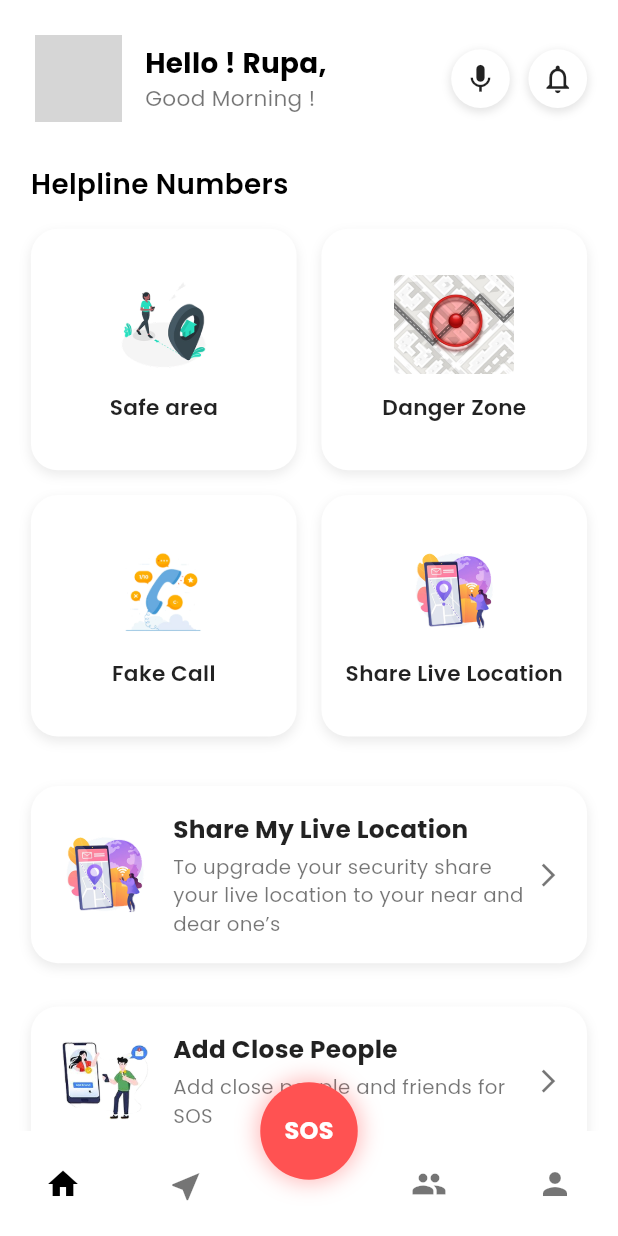
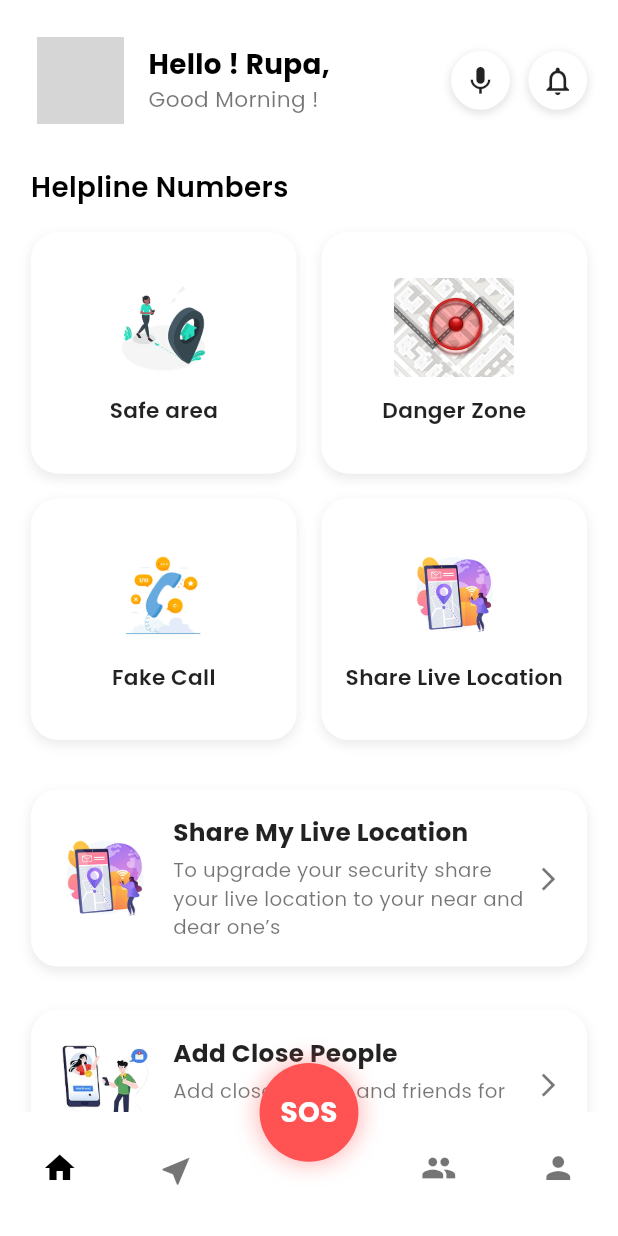
Before and after one commit to sitpune2021/Secure-Me-Android, a Flutter app: the HomeView screen opened by its route, on a phone screen of 412 x 824 dp. Run offline on Flutter 3.47's test engine with Material 3 defaults, Android fonts, the phone set to English and light mode, and no system bars; our stand-ins replace connectivity_plus, geolocator, get, get_storage, google_fonts, google_maps_flutter and 5 more; missing offline and left inert: flutter_ringtone_player; accounts and stored records are empty; grey boxes are pictures that could not be loaded.

Commit message:
new ui chages

```diff
--- a/lib/view/add_friend_view/add_friend_view.dart
+++ b/lib/view/add_friend_view/add_friend_view.dart
@@ -35,7 +35,7 @@ class AddFriendsView extends StatelessWidget {
           surfaceTintColor: Colors.transparent,
           leading: IconButton(
             icon: Icon(
-              Icons.arrow_back,
+              Platform.isAndroid ? Icons.arrow_back : Icons.arrow_back_ios,
               color: isDark ? Colors.white : Colors.black,
             ),
             onPressed: () => Get.back(),
--- a/lib/view/fake_call_view/fake_call_view.dart
+++ b/lib/view/fake_call_view/fake_call_view.dart
@@ -1,3 +1,5 @@
+import 'dart:io';
+
 import 'package:flutter/material.dart';
 import 'package:get/get.dart';
 import 'package:google_fonts/google_fonts.dart';
@@ -22,9 +24,8 @@ class FakeCallView extends StatelessWidget {
           elevation: 0,
           leading: IconButton(
             icon: Icon(
-              Icons.arrow_back,
+              Platform.isAndroid ? Icons.arrow_back : Icons.arrow_back_ios,
               color: isDark ? Colors.white : Colors.black,
-              size: Get.height * 0.03,
             ),
             onPressed: () => Get.back(),
           ),
@@ -109,7 +110,11 @@ class FakeCallView extends StatelessWidget {
               }),
 
               /// Start Fake Call Button
-              SizedBox(
+              Padding(
+                padding: EdgeInsets.only(
+                  bottom: Platform.isAndroid ? 0 : Get.height * .015,
+                ),
+                child: SizedBox(
                   width: double.infinity,
                   height: Get.height * 0.07,
                   child: Obx(() {
@@ -159,6 +164,7 @@ class FakeCallView extends StatelessWidget {
                       ),
                     );
                   }),
+                ),
               ),
             ],
           ),
--- a/lib/view/home_view/home_view.dart
+++ b/lib/view/home_view/home_view.dart
@@ -4,7 +4,6 @@ import 'package:get/get.dart';
 import 'package:google_fonts/google_fonts.dart';
 import 'package:secure_me/controller/home_controller/home_controller.dart';
 import 'package:secure_me/routes/app_pages.dart';
-import 'package:secure_me/theme/app_color.dart';
 import 'package:secure_me/view/community_view/community_view.dart';
 import 'package:secure_me/view/track_me_view/track_me_view.dart';
 import 'package:secure_me/view/profile_view/profile_view.dart';
@@ -19,12 +18,15 @@ class HomeView extends StatelessWidget {
     final theme = Theme.of(context);
     final isDark = theme.brightness == Brightness.dark;
 
+    double height = Get.height;
+    double width = Get.width;
+
     return Obx(
       () => Scaffold(
         backgroundColor: isDark ? Colors.black : Colors.white,
         body: _buildBody(controller.currentIndex.value, theme, isDark),
-        bottomNavigationBar: _buildBottomNav(Theme.of(context)),
-        floatingActionButton: buildSosButton(Theme.of(context)),
+        bottomNavigationBar: _buildBottomNav(isDark, height, width),
+        floatingActionButton: buildSosButton(isDark, height, width),
         floatingActionButtonLocation: FloatingActionButtonLocation.centerDocked,
       ),
     );
@@ -48,10 +50,13 @@ class HomeView extends StatelessWidget {
   Widget _dashboardUI(ThemeData theme, bool isDark) {
     final textColor = isDark ? Colors.white : Colors.black;
 
+    double height = Get.height;
+    double width = Get.width;
+
     return SafeArea(
       child: SingleChildScrollView(
         physics: const ClampingScrollPhysics(),
-        padding: EdgeInsets.all(Get.width * 0.05),
+        padding: EdgeInsets.all(width * 0.05),
         child: Column(
           crossAxisAlignment: CrossAxisAlignment.start,
           children: [
@@ -59,7 +64,7 @@ class HomeView extends StatelessWidget {
             Row(
               children: [
                 Container(
-                  padding: const EdgeInsets.all(3),
+                  padding: EdgeInsets.all(width * 0.01),
                   decoration: isDark
                       ? BoxDecoration(
                           shape: BoxShape.circle,
@@ -81,18 +86,18 @@ class HomeView extends StatelessWidget {
                           color: Colors.transparent,
                         ),
                   child: CircleAvatar(
-                    radius: Get.width * 0.07,
+                    radius: width * 0.07,
                     backgroundImage: const AssetImage("assets/images/user.jpg"),
                   ),
                 ),
-                SizedBox(width: Get.width * 0.03),
+                SizedBox(width: width * 0.03),
                 Column(
                   crossAxisAlignment: CrossAxisAlignment.start,
                   children: [
                     Text(
                       "Hello ! Rupa,",
                       style: GoogleFonts.poppins(
-                        fontSize: Get.width * 0.045,
+                        fontSize: width * 0.045,
                         fontWeight: FontWeight.bold,
                         color: textColor,
                       ),
@@ -100,53 +105,65 @@ class HomeView extends StatelessWidget {
                     Text(
                       "Good Morning !",
                       style: GoogleFonts.poppins(
-                        fontSize: Get.width * 0.035,
+                        fontSize: width * 0.035,
                         color: isDark ? Colors.white70 : Colors.black54,
                       ),
                     ),
                   ],
                 ),
                 const Spacer(),
-                _gradientCircleIcon(Icons.mic, isDark),
-                SizedBox(width: Get.width * 0.03),
+                _gradientCircleIcon(Icons.mic, isDark, width),
+                SizedBox(width: width * 0.03),
                 GestureDetector(
                   onTap: () => Get.toNamed(AppRoutes.notification),
                   child: _gradientCircleIcon(
                     Icons.notifications_outlined,
                     isDark,
+                    width,
                   ),
                 ),
               ],
             ),
-
-            SizedBox(height: Get.height * 0.03),
+            SizedBox(height: height * 0.03),
             Text(
               "Helpline Numbers",
               style: GoogleFonts.poppins(
-                fontSize: Get.width * 0.045,
+                fontSize: width * 0.045,
                 fontWeight: FontWeight.w600,
                 color: textColor,
               ),
             ),
-            SizedBox(height: Get.height * 0.02),
-
-            // 🔹 Grid
+            SizedBox(height: height * 0.02),
             GridView.count(
               shrinkWrap: true,
               physics: const NeverScrollableScrollPhysics(),
               crossAxisCount: 2,
-              crossAxisSpacing: Get.width * 0.04,
-              mainAxisSpacing: Get.height * 0.02,
+              crossAxisSpacing: width * 0.04,
+              mainAxisSpacing: height * 0.02,
               childAspectRatio: 1.1,
               children: [
-                _menuCard("Safe area", "assets/images/safe_area.png", isDark),
-                _menuCard("Danger Zone", "assets/images/danger.png", isDark),
+                _menuCard(
+                  "Safe area",
+                  "assets/images/safe_area.png",
+                  isDark,
+                  height,
+                  width,
+                ),
+                _menuCard(
+                  "Danger Zone",
+                  "assets/images/danger.png",
+                  isDark,
+                  height,
+                  width,
+                ),
                 GestureDetector(
                   onTap: () => Get.toNamed(AppRoutes.fakecall),
                   child: _menuCard(
                     "Fake Call",
                     "assets/images/fake_call.png",
                     isDark,
+                    height,
+                    width,
                   ),
                 ),
                 GestureDetector(
@@ -155,12 +172,13 @@ class HomeView extends StatelessWidget {
                     "Share Live Location",
                     "assets/images/share_location.png",
                     isDark,
+                    height,
+                    width,
                   ),
                 ),
               ],
             ),
-
-            SizedBox(height: Get.height * 0.02),
+            SizedBox(height: height * 0.02),
             GestureDetector(
               onTap: () => Get.toNamed(AppRoutes.shareLiveLocation),
               child: _listTile(
@@ -168,9 +186,11 @@ class HomeView extends StatelessWidget {
                 "To upgrade your security share your live location to your near and dear one’s",
                 "assets/images/share_location.png",
                 isDark,
+                height,
+                width,
               ),
             ),
-            SizedBox(height: Get.height * 0.015),
+            SizedBox(height: height * 0.015),
             GestureDetector(
               onTap: () => Get.toNamed(AppRoutes.friends),
               child: _listTile(
@@ -178,80 +198,25 @@ class HomeView extends StatelessWidget {
                 "Add close people and friends for SOS",
                 "assets/images/add_friend.png",
                 isDark,
+                height,
+                width,
               ),
             ),
-            const SizedBox(height: 20),
+            SizedBox(height: height * 0.02),
           ],
         ),
       ),
     );
   }
 
-  Widget _menuCard(String title, String imagePath, bool isDark) {
-    return Container(
-      decoration: BoxDecoration(
-        gradient: isDark
-            ? const LinearGradient(
-                colors: [Color(0xFF0D0D0D), Color(0xFF1A001F)],
-                begin: Alignment.topLeft,
-                end: Alignment.bottomRight,
-              )
-            : const LinearGradient(
-                colors: [Colors.white, Colors.white],
-                begin: Alignment.topLeft,
-                end: Alignment.bottomRight,
-              ),
-        borderRadius: BorderRadius.circular(18),
-        border: isDark
-            ? Border.all(color: const Color(0xFF9C27B0), width: 1.5)
-            : null,
-        boxShadow: [
-          if (isDark)
-            BoxShadow(
-              color: const Color(0xFF9C27B0).withOpacity(0.6),
-              blurRadius: 20,
-              spreadRadius: 2,
-              offset: const Offset(0, 4),
-            )
-          else
-            BoxShadow(
-              color: Colors.black.withOpacity(0.08),
-              blurRadius: 6,
-              offset: const Offset(0, 3),
-            ),
-        ],
-      ),
-      child: Column(
-        mainAxisAlignment: MainAxisAlignment.center,
-        children: [
-          Image.asset(
-            imagePath,
-            height: Get.height * 0.08,
-            color: isDark ? Colors.white : null,
-          ),
-          SizedBox(height: Get.height * 0.015),
-          Text(
-            title,
-            style: GoogleFonts.poppins(
-              fontSize: Get.width * 0.035,
-              fontWeight: FontWeight.w600,
-              color: isDark ? Colors.white : Colors.black87,
-            ),
-          ),
-        ],
-      ),
-    );
-  }
-
-  Widget _listTile(
+  Widget _menuCard(
     String title,
-    String subtitle,
     String imagePath,
     bool isDark,
+    double height,
+    double width,
   ) {
     return Container(
-      margin: EdgeInsets.only(top: Get.height * 0.02),
-      padding: EdgeInsets.all(Get.width * 0.04),
       decoration: BoxDecoration(
         gradient: isDark
             ? const LinearGradient(
@@ -280,14 +245,73 @@ class HomeView extends StatelessWidget {
             ),
         ],
       ),
+      child: Column(
+        mainAxisAlignment: MainAxisAlignment.center,
+        children: [
+          Image.asset(
+            imagePath,
+            height: height * 0.08,
+            color: isDark ? Colors.white : null,
+          ),
+          SizedBox(height: height * 0.015),
+          Text(
+            title,
+            style: GoogleFonts.poppins(
+              fontSize: width * 0.035,
+              fontWeight: FontWeight.w600,
+              color: isDark ? Colors.white : Colors.black87,
+            ),
+          ),
+        ],
+      ),
+    );
+  }
+
+  Widget _listTile(
+    String title,
+    String subtitle,
+    String imagePath,
+    bool isDark,
+    double height,
+    double width,
+  ) {
+    return Container(
+      margin: EdgeInsets.only(top: height * 0.02),
+      padding: EdgeInsets.all(width * 0.04),
+      decoration: BoxDecoration(
+        gradient: isDark
+            ? const LinearGradient(
+                colors: [Color(0xFF0D0D0D), Color(0xFF1A001F)],
+              )
+            : const LinearGradient(colors: [Colors.white, Colors.white]),
+        borderRadius: BorderRadius.circular(18),
+        border: isDark
+            ? Border.all(color: const Color(0xFF9C27B0), width: 1.5)
+            : null,
+        boxShadow: [
+          if (isDark)
+            BoxShadow(
+              color: const Color(0xFF9C27B0).withOpacity(0.6),
+              blurRadius: 20,
+              spreadRadius: 2,
+              offset: const Offset(0, 4),
+            )
+          else
+            BoxShadow(
+              color: Colors.black.withOpacity(0.08),
+              blurRadius: 6,
+              offset: const Offset(0, 3),
+            ),
+        ],
+      ),
       child: Row(
         children: [
           Image.asset(
             imagePath,
-            height: Get.height * 0.08,
+            height: height * 0.08,
             color: isDark ? Colors.white : null,
           ),
-          SizedBox(width: Get.width * 0.03),
+          SizedBox(width: width * 0.03),
           Expanded(
             child: Column(
               crossAxisAlignment: CrossAxisAlignment.start,
@@ -295,16 +319,16 @@ class HomeView extends StatelessWidget {
                 Text(
                   title,
                   style: GoogleFonts.poppins(
-                    fontSize: Get.width * 0.04,
+                    fontSize: width * 0.04,
                     fontWeight: FontWeight.bold,
                     color: isDark ? Colors.white : Colors.black87,
                   ),
                 ),
-                SizedBox(height: Get.height * 0.005),
+                SizedBox(height: height * 0.005),
                 Text(
                   subtitle,
                   style: GoogleFonts.poppins(
-                    fontSize: Get.width * 0.032,
+                    fontSize: width * 0.032,
                     color: isDark ? Colors.white70 : Colors.black54,
                   ),
                 ),
@@ -313,7 +337,7 @@ class HomeView extends StatelessWidget {
           ),
           Icon(
             Icons.arrow_forward_ios,
-            size: Get.width * 0.045,
+            size: width * 0.045,
             color: isDark ? Colors.white : Colors.black54,
           ),
         ],
@@ -321,16 +345,12 @@ class HomeView extends StatelessWidget {
     );
   }
 
-  Widget _gradientCircleIcon(IconData icon, bool isDark) {
+  Widget _gradientCircleIcon(IconData icon, bool isDark, double width) {
     return Container(
       decoration: BoxDecoration(
         shape: BoxShape.circle,
         gradient: isDark
-            ? const LinearGradient(
-                colors: [Colors.purple, Colors.pink],
-                begin: Alignment.topLeft,
-                end: Alignment.bottomRight,
-              )
+            ? const LinearGradient(colors: [Colors.purple, Colors.pink])
             : const LinearGradient(colors: [Colors.white, Colors.white]),
         boxShadow: [
           BoxShadow(
@@ -343,24 +363,69 @@ class HomeView extends StatelessWidget {
           ),
         ],
       ),
-      padding: EdgeInsets.all(Get.width * 0.02),
+      padding: EdgeInsets.all(width * 0.02),
       child: Icon(
         icon,
         color: isDark ? Colors.white : Colors.black87,
-        size: Get.width * 0.055,
+        size: width * 0.055,
       ),
     );
   }
 
-  Widget _buildBottomNav(ThemeData theme) {
-    final isDark = theme.brightness == Brightness.dark;
+  // SOS Button
+  Widget buildSosButton(bool isDark, double height, double width) {
+    double bottomPadding =
+        MediaQuery.of(Get.context!).viewPadding.bottom + height * 0.01;
+
+    return Positioned(
+      bottom: bottomPadding, // place above home indicator
+      left: (width / 2) - (width * 0.08), // center horizontally
+      child: GestureDetector(
+        onTap: () => Get.toNamed(AppRoutes.sosActivate),
+        child: Container(
+          width: width * 0.16,
+          height: width * 0.16,
+          decoration: BoxDecoration(
+            shape: BoxShape.circle,
+            color: Colors.redAccent,
+            boxShadow: [
+              BoxShadow(
+                color: Colors.redAccent.withOpacity(0.4),
+                blurRadius: 12,
+                spreadRadius: 2,
+              ),
+            ],
+          ),
+          child: Center(
+            child: Text(
+              "SOS",
+              style: GoogleFonts.poppins(
+                color: Colors.white,
+                fontWeight: FontWeight.bold,
+                fontSize: width * 0.045,
+              ),
+            ),
+          ),
+        ),
+      ),
+    );
+  }
+
+  // Bottom Navigation
+  Widget _buildBottomNav(bool isDark, double height, double width) {
+    double bottomPadding =
+        MediaQuery.of(Get.context!).viewPadding.bottom + height * 0.01;
 
     return CustomPaint(
       painter: CurvedNavBarPainter(
         isDark ? const Color(0xFF0D0D0D) : Colors.white,
+        height,
+        width,
       ),
       child: SizedBox(
-        height: 70,
+        height: height * 0.09 + bottomPadding,
+        child: Padding(
+          padding: EdgeInsets.only(bottom: bottomPadding),
           child: Row(
             mainAxisAlignment: MainAxisAlignment.spaceAround,
             children: [
@@ -385,7 +450,7 @@ class HomeView extends StatelessWidget {
                   ),
                 ),
               ),
-            const SizedBox(width: 40), // space for SOS button
+              SizedBox(width: width * 0.15), // space for SOS button
               IconButton(
                 onPressed: () => controller.changeTab(2),
                 icon: Icon(
@@ -407,46 +472,17 @@ class HomeView extends StatelessWidget {
             ],
           ),
         ),
-    );
-  }
-
-  // SOS Button
-  Widget buildSosButton(ThemeData theme) {
-    return GestureDetector(
-      onTap: () => Get.toNamed(AppRoutes.sosActivate),
-      child: Container(
-        width: 65, // Fixed size instead of relative
-        height: 65,
-        decoration: BoxDecoration(
-          shape: BoxShape.circle,
-          color: Colors.redAccent,
-          boxShadow: [
-            BoxShadow(
-              color: Colors.redAccent.withOpacity(0.4),
-              blurRadius: 12,
-              spreadRadius: 2,
-            ),
-          ],
-        ),
-        child: Center(
-          child: Text(
-            "SOS",
-            style: GoogleFonts.poppins(
-              color: Colors.white,
-              fontWeight: FontWeight.bold,
-              fontSize: 16,
-            ),
-          ),
-        ),
       ),
     );
   }
 }
 
-// Bottom Nav Painter
+// Custom Painter for Bottom Nav
 class CurvedNavBarPainter extends CustomPainter {
   final Color color;
-  CurvedNavBarPainter(this.color);
+  final double height;
+  final double width;
+  CurvedNavBarPainter(this.color, this.height, this.width);
 
   @override
   void paint(Canvas canvas, Size size) {
@@ -455,22 +491,18 @@ class CurvedNavBarPainter extends CustomPainter {
       ..style = PaintingStyle.fill;
 
     double centerX = size.width / 2;
-    double notchRadius = 35; // match SOS radius (~65/2)
+    double notchRadius = width * 0.08; // match SOS radius
 
     Path path = Path()..moveTo(0, 0);
+    path.lineTo(centerX - notchRadius - 10, 0);
 
-    // Left edge
-    path.lineTo(centerX - notchRadius - 20, 0);
-
-    // Curve for notch
     path.quadraticBezierTo(
       centerX,
       -notchRadius, // deeper curve
-      centerX + notchRadius + 20,
+      centerX + notchRadius + 10,
       0,
     );
 
-    // Rest of navbar
     path.lineTo(size.width, 0);
     path.lineTo(size.width, size.height);
     path.lineTo(0, size.height);
--- a/lib/view/incomming_call_view/incoming_call_screen.dart
+++ b/lib/view/incomming_call_view/incoming_call_screen.dart
@@ -1,5 +1,4 @@
 import 'dart:async';
-
 import 'package:flutter/material.dart';
 import 'package:get/get.dart';
 import 'package:google_fonts/google_fonts.dart';
@@ -29,6 +28,7 @@ class _IncomingCallScreenState extends State<IncomingCallScreen> {
   void initState() {
     super.initState();
 
+    // Initialize ringtone
     _ringtone = FlutterRingtonePlayer();
     _ringtone.play(
       android: AndroidSounds.ringtone,
@@ -37,6 +37,7 @@ class _IncomingCallScreenState extends State<IncomingCallScreen> {
       volume: 1,
     );
 
+    // Vibrate every second
     _vibrationTimer = Timer.periodic(const Duration(seconds: 1), (_) async {
       if (await Vibration.hasVibrator() ?? false) {
         Vibration.vibrate(duration: 500);
@@ -54,12 +55,12 @@ class _IncomingCallScreenState extends State<IncomingCallScreen> {
   @override
   Widget build(BuildContext context) {
     final controller = widget.controller;
-
     double height = Get.height;
     double width = Get.width;
 
     return Scaffold(
       body: SafeArea(
+        bottom: false,
         child: Obx(() {
           if (controller.isCalling.value) {
             // ======== In-Call Screen ========
@@ -68,6 +69,7 @@ class _IncomingCallScreenState extends State<IncomingCallScreen> {
 
             return Stack(
               children: [
+                // Background
                 Container(
                   width: width,
                   height: height,
@@ -78,6 +80,7 @@ class _IncomingCallScreenState extends State<IncomingCallScreen> {
                     ),
                   ),
                 ),
+                // Dark overlay
                 Container(
                   width: width,
                   height: height,
@@ -140,6 +143,7 @@ class _IncomingCallScreenState extends State<IncomingCallScreen> {
             // ======== Incoming Call Screen ========
             return Stack(
               children: [
+                // Background
                 Container(
                   width: width,
                   height: height,
@@ -150,6 +154,7 @@ class _IncomingCallScreenState extends State<IncomingCallScreen> {
                     ),
                   ),
                 ),
+                // Dark overlay
                 Container(
                   width: width,
                   height: height,
@@ -182,7 +187,10 @@ class _IncomingCallScreenState extends State<IncomingCallScreen> {
                       ),
                     ),
                     const Spacer(),
-                    Padding(
+                    // Accept / Decline buttons
+                    SafeArea(
+                      bottom: true,
+                      child: Padding(
                         padding: EdgeInsets.symmetric(
                           horizontal: width * 0.1,
                           vertical: height * 0.03,
@@ -251,6 +259,7 @@ class _IncomingCallScreenState extends State<IncomingCallScreen> {
                           ],
                         ),
                       ),
+                    ),
                   ],
                 ),
               ],
```
Also changed, not shown: 35 other files. Lines whose indentation alone changed are shown as unchanged.
